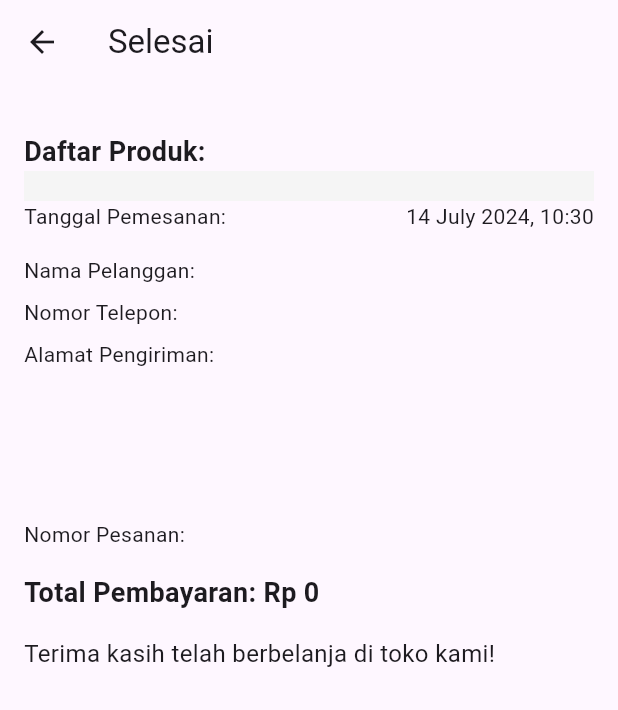
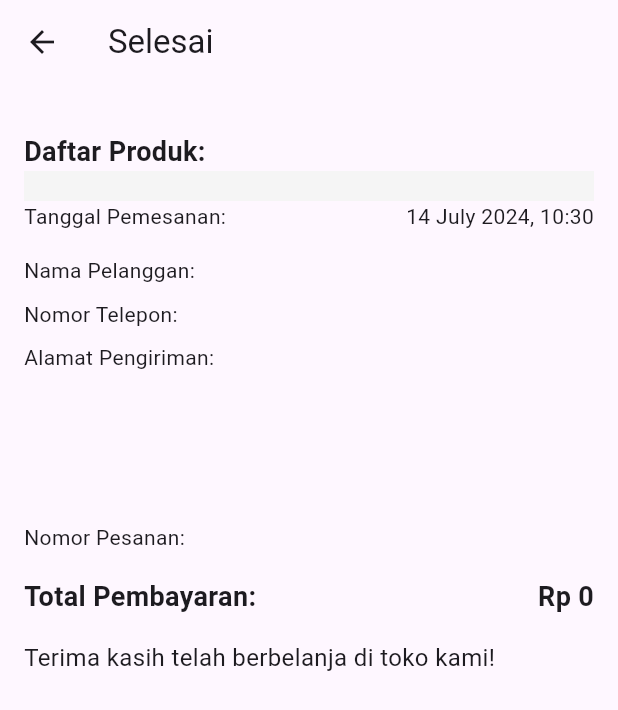
Before and after one commit to asska88/flutter_application_dodol_buah, a Flutter app: the OrderConfirmationScreen screen opened directly with empty values, on a phone screen of 412 x 824 dp. Shown: the top 710 px of the screen. Run offline on Flutter 3.47's test engine with Material 3 defaults, Android fonts, the light colour scheme and no system bars; our stand-ins replace cloud_firestore, firebase_auth, firebase_core, firebase_storage, google_fonts, google_sign_in and 4 more; missing offline and left inert: sign_button; accounts and stored records are empty.

Commit message:
Please enter the commit message for your changes. Lines starting with '#' will be ignored, and an empty message aborts the commit.
On branch main
Your branch is behind 'origin/main' by 1 commit, and can be fast-forwarded.
  (use "git pull" to update your local branch)

Changes to be committed:
	modified:   lib/module/shipping_address_form.dart
	modified:   lib/screen/checkout_screen.dart
	modified:   lib/screen/order_confirmation_screen.dart

```diff
--- a/lib/screen/order_confirmation_screen.dart
+++ b/lib/screen/order_confirmation_screen.dart
@@ -57,15 +57,26 @@
                   Row(
                     mainAxisAlignment: MainAxisAlignment.spaceBetween,
                     children: [
-                      const Text(
-                          'Tanggal Pemesanan:'),
-                          Text(_formatDate(orderData['orderDate']))
+                      const Text('Tanggal Pemesanan:'),
+                      Text(_formatDate(orderData['orderDate']))
                     ],
                   ),
                   const SizedBox(height: 16),
-                  Text('Nama Pelanggan: ${orderData['customerName']}'),
+                  Row(
+                    mainAxisAlignment: MainAxisAlignment.spaceBetween,
+                    children: [
+                      const Text('Nama Pelanggan: '),
+                      Text(orderData['customerName']),
+                    ],
+                  ),
                   const SizedBox(height: 8),
-                  Text('Nomor Telepon: ${orderData['phoneNumber']}'),
+                  Row(
+                    mainAxisAlignment: MainAxisAlignment.spaceBetween,
+                    children: [
+                      const Text('Nomor Telepon:'),
+                      Text(orderData['phoneNumber']),
+                    ],
+                  ),
                   const SizedBox(height: 8),
                   const Text('Alamat Pengiriman:'),
                   Text(orderData['shippingAddress']['street']),
@@ -73,12 +84,32 @@
                   Text(orderData['shippingAddress']['province']),
                   Text(orderData['shippingAddress']['postalCode']),
                   const SizedBox(height: 16),
-                  Text('Nomor Pesanan: $orderId'),
+                  Row(
+                    mainAxisAlignment: MainAxisAlignment.spaceBetween,
+                    children: [
+                      const Text('Nomor Pesanan:'),
+                      Text(orderId),
+                    ],
+                  ),
                   const SizedBox(height: 16),
-                  Text(
-                    'Total Pembayaran: ${NumberFormat.currency(locale: 'id_ID', symbol: 'Rp ', decimalDigits: 0).format(orderData['totalAmount'])}',
-                    style: const TextStyle(
-                        fontSize: 18, fontWeight: FontWeight.bold),
+                  Row(
+                    mainAxisAlignment: MainAxisAlignment.spaceBetween,
+                    children: [
+                      const Text(
+                        'Total Pembayaran: ',
+                        style: TextStyle(
+                            fontSize: 18, fontWeight: FontWeight.bold),
+                      ),
+                      Text(
+                        NumberFormat.currency(
+                                locale: 'id_ID',
+                                symbol: 'Rp ',
+                                decimalDigits: 0)
+                            .format(orderData['totalAmount']),
+                        style: const TextStyle(
+                            fontSize: 18, fontWeight: FontWeight.bold),
+                      ),
+                    ],
                   ),
                   const SizedBox(height: 16),
                   const Text(
```
Also changed, not shown: lib/module/shipping_address_form.dart (+21 -2 lines), lib/screen/checkout_screen.dart (+9 -44 lines).
